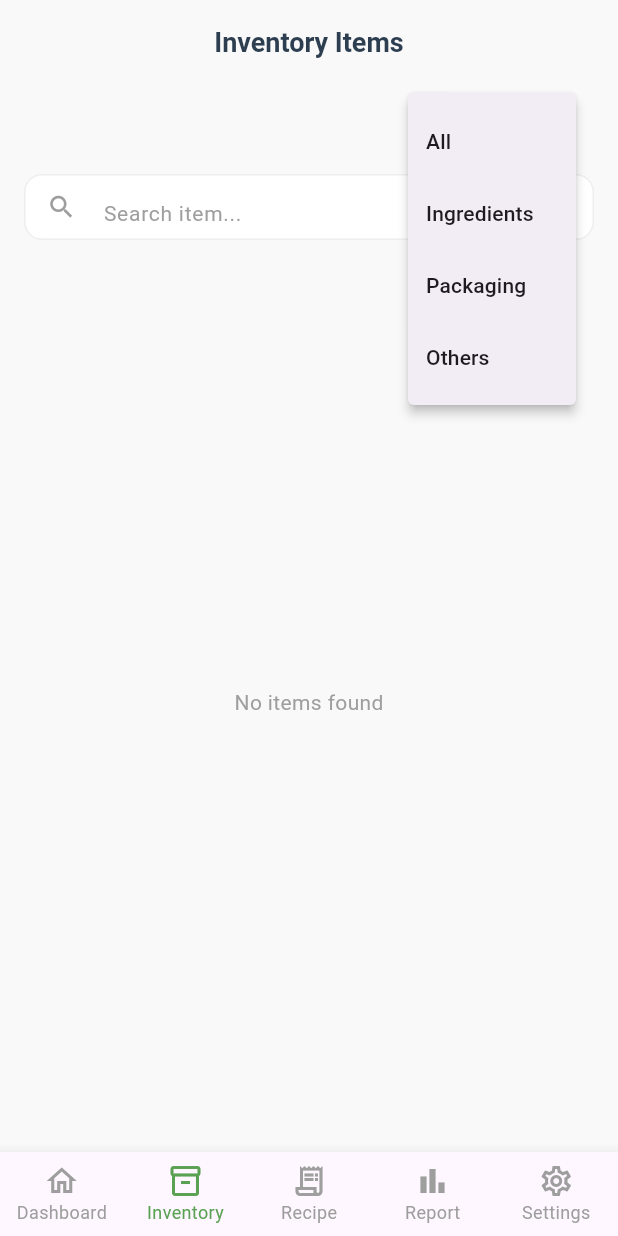
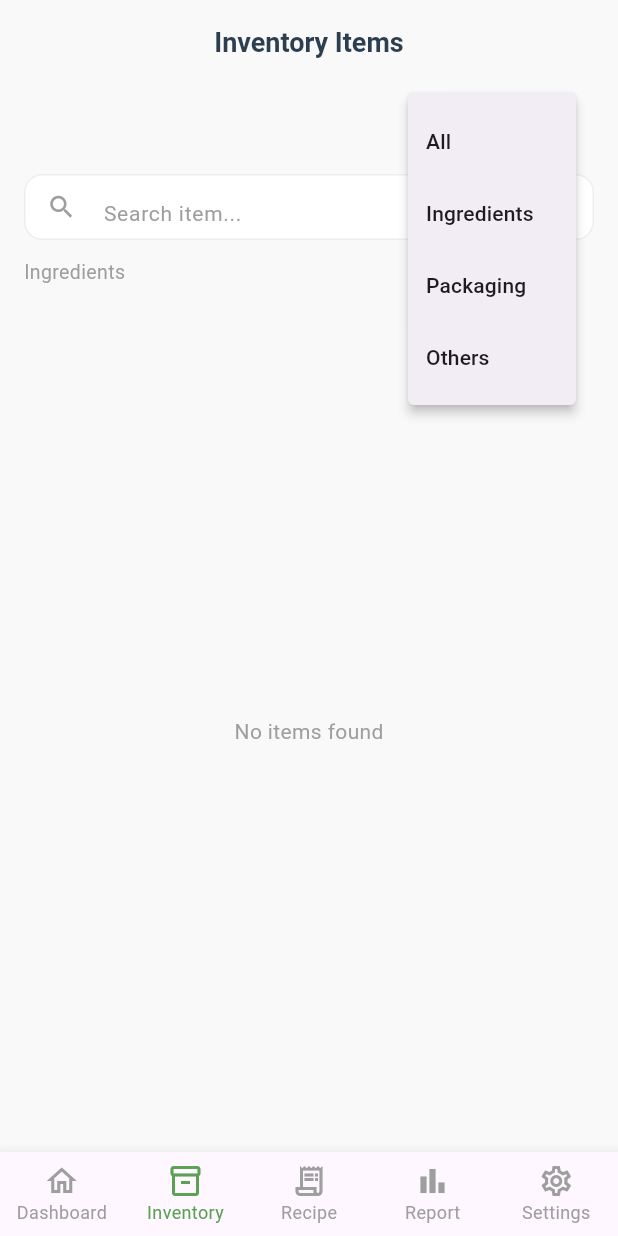
Before and after one commit to Julieand25/beverage_ims, a Flutter app: the InventoryScreen screen opened by its route, after a tap on the "filter list" icon, on a phone screen of 412 x 824 dp. Run offline on Flutter 3.47's test engine with Material 3 defaults, Android fonts, the phone set to English and light mode, and no system bars; our stand-ins replace go_router, shared_preferences, supabase_flutter; accounts and stored records are empty.

Commit message:
add text

```diff
--- a/lib/app/translations.dart
+++ b/lib/app/translations.dart
@@ -224,7 +224,7 @@ class Translations {
   String get recipeNote =>
       isMs ? 'Resipi ini akan digunakan setiap kali jualan direkod.' : 'This recipe will be used each time a sale is recorded.';
   String get setMeasurement =>
-      isMs ? 'Tetapkan sukatan' : 'Set Measurement';
+      isMs ? 'Resipi' : 'Recipes';
   String get selectHint =>
       isMs ? 'Pilih...' : 'Select...';
   String get manageUsers =>
--- a/lib/screens/inventory_screen.dart
+++ b/lib/screens/inventory_screen.dart
@@ -115,6 +115,13 @@ class InventoryScreen extends StatelessWidget {
             ),
           ),
 
+          Padding(
+            padding: const EdgeInsets.fromLTRB(16, 12, 16, 8),
+            child: Text(
+              t.ingredients,
+              style: TextStyle(fontSize: 13, color: colors.gray),
+            ),
+          ),
           const SizedBox(height: 8),
           Expanded(
             child: ClipRect(
```
